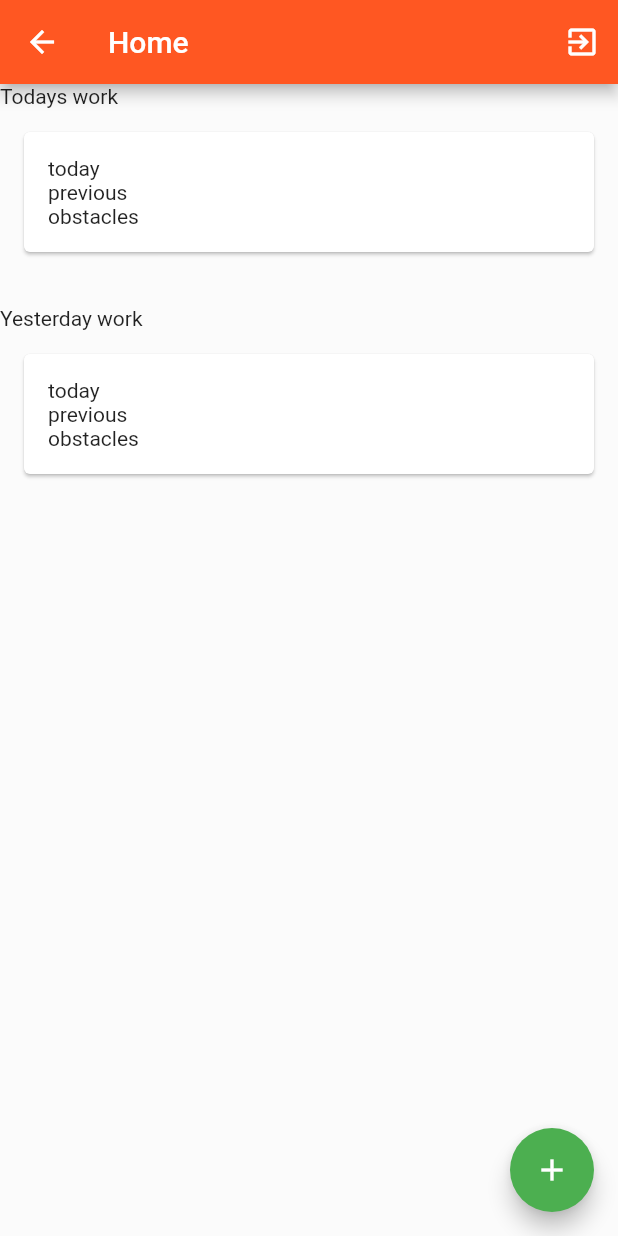
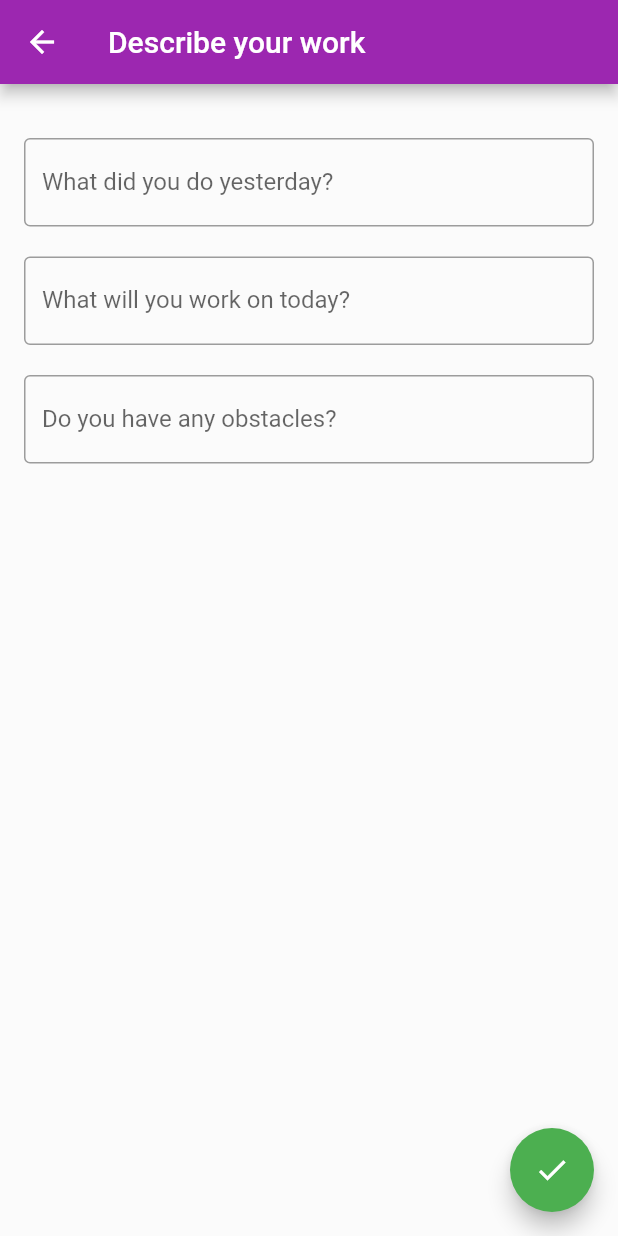
Before and after one commit to rubayetevan/teammanagement, a Flutter app: the HomePage screen opened directly, after a tap on the "add" icon, on a phone screen of 412 x 824 dp. Run offline on Flutter 3.47's test engine with Material 2 defaults, Android fonts, the phone set to English and light mode, and no system bars; our stand-ins replace rxdart.

Commit message:
work add page added

```diff
--- a/lib/main.dart
+++ b/lib/main.dart
@@ -19,7 +19,7 @@ class TeamManageApp extends StatelessWidget {
             title: 'BdjobsTeam',
             debugShowCheckedModeBanner: false,
             theme: ThemeData(
-              primarySwatch: Colors.deepOrange,
+              primarySwatch: Colors.purple,
             ),
             home:LoginPage(),
             //home: OrderListPage(),
--- a/lib/src/routes.dart
+++ b/lib/src/routes.dart
@@ -1,11 +1,18 @@
 import 'package:flutter/material.dart';
 import 'package:teammanagement/src/userpages/mainPage.dart';
+import 'package:teammanagement/src/userpages/workAddPage.dart';
 
 
 class Routes{
   void routeToUserMainPage(BuildContext context){
     Navigator.pushReplacement( context,  MaterialPageRoute( builder: (context) => MainPage()));
   }
+  void routeToWorkAddPage(BuildContext context){
+    Navigator.push( context, MaterialPageRoute( builder: (context) => WorkAddPage()));
+  }
+  void goBack(BuildContext context){
+    Navigator.of(context).pop();
+  }
 
 }
 
--- a/lib/src/userpages/homePage.dart
+++ b/lib/src/userpages/homePage.dart
@@ -1,6 +1,8 @@
 import 'package:flutter/material.dart';
 import 'package:teammanagement/src/blocs/loginBloc.dart';
 import 'package:teammanagement/src/util/globalWidgets.dart';
+
+import '../routes.dart';
 
 class HomePage extends StatelessWidget {
   @override
@@ -24,7 +26,9 @@ class HomePage extends StatelessWidget {
         tooltip: 'Add work',
         backgroundColor: Colors.green,
         child: Icon(Icons.add),
-        onPressed: () {},
+        onPressed: () {
+          routes.routeToWorkAddPage(context);
+        },
       ),
       body: Container(
         color: Colors.white10,
--- a/lib/src/userpages/tasksPage.dart
+++ b/lib/src/userpages/tasksPage.dart
@@ -262,10 +262,6 @@ class TaskPage extends StatelessWidget{
                   alignment: Alignment.centerRight,
                 ),
                 child: taskViewWidget('t','y','o','high',16,16,5,5),
-
-
-
-
               );
             },
             itemCount: 10,
--- a/lib/src/userpages/workAddPage.dart
+++ b/lib/src/userpages/workAddPage.dart
@@ -1,29 +1,65 @@
 import 'package:flutter/material.dart';
 import 'package:teammanagement/src/util/globalWidgets.dart';
 
-class HomePage extends StatelessWidget {
+import '../routes.dart';
+
+class WorkAddPage extends StatelessWidget {
   @override
   Widget build(BuildContext context) {
     return Scaffold(
+      appBar: AppBar(
+        title: Text('Describe your work'),
+      ),
       floatingActionButton: FloatingActionButton(
-        tooltip: 'Add work',
+        tooltip: 'Save',
         backgroundColor: Colors.green,
-        child: Icon(Icons.add),
-        onPressed: () {},
+        child: Icon(Icons.done),
+        onPressed: () {
+          routes.goBack(context);
+        },
       ),
       body: Container(
         color: Colors.white10,
+        child: Padding(
+          padding: const EdgeInsets.fromLTRB(16, 0, 16, 0),
           child: ListView(
             scrollDirection: Axis.vertical,
             children: <Widget>[
-            Text('Todays work'),
-            workViewWidget('today','previous','obstacles',16,16,16,16),
+              SizedBox(
+                height: 36,
+              ),
+              TextField(
+                keyboardType: TextInputType.multiline,
+                maxLines: null,
+                decoration: InputDecoration(
+                  border: OutlineInputBorder(),
+                  labelText: 'What did you do yesterday?',
+                ),
+              ),
               SizedBox(
                 height: 20,
               ),
-            Text('Yesterday work'),
-            workViewWidget('today','previous','obstacles',16,16,16,16),
+              TextField(
+                keyboardType: TextInputType.multiline,
+                maxLines: null,
+                decoration: InputDecoration(
+                  border: OutlineInputBorder(),
+                  labelText: 'What will you work on today?',
+                ),
+              ),
+              SizedBox(
+                height: 20,
+              ),
+              TextField(
+                keyboardType: TextInputType.multiline,
+                maxLines: null,
+                decoration: InputDecoration(
+                  border: OutlineInputBorder(),
+                  labelText: 'Do you have any obstacles?',
+                ),
+              )
             ],
+          ),
         ),
       ),
     );
```
Lines whose indentation alone changed are shown as unchanged.
